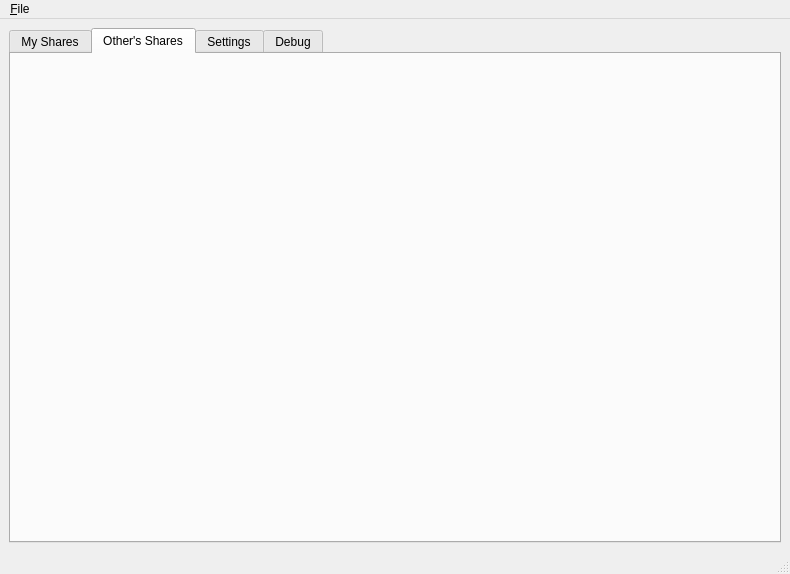
The window that src/qt-gui/MainWindow.ui (MrHacky/uftt) describes before a commit, drawn with Qt 5.
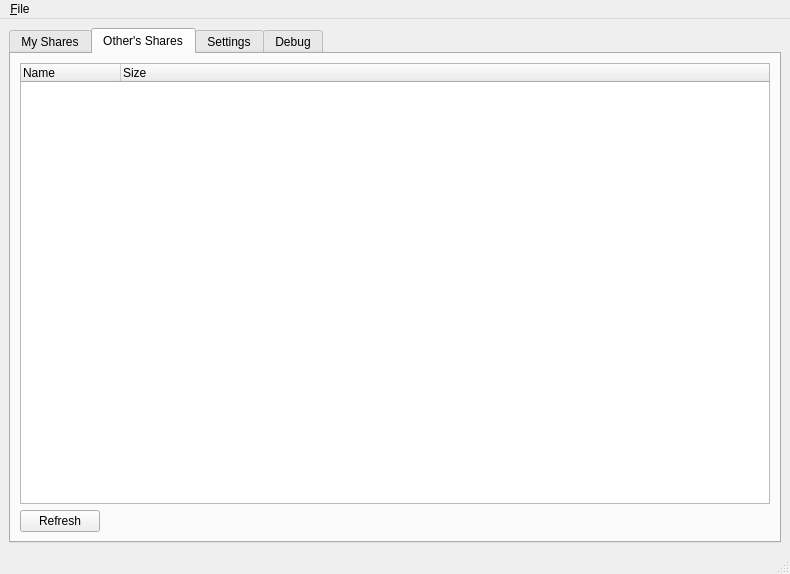
The same window after the commit. The open tabs and pages were chosen to show the change. Custom widgets are drawn as their Qt base class.

```diff
--- a/src/qt-gui/MainWindow.ui
+++ b/src/qt-gui/MainWindow.ui
@@ -13,7 +13,7 @@
    <string>MainWindow</string>
   </property>
   <widget class="QWidget" name="centralwidget" >
-   <layout class="QHBoxLayout" >
+   <layout class="QVBoxLayout" >
     <property name="margin" >
      <number>9</number>
     </property>
@@ -136,6 +136,58 @@
        <attribute name="title" >
         <string>Other's Shares</string>
        </attribute>
+       <layout class="QVBoxLayout" >
+        <property name="margin" >
+         <number>9</number>
+        </property>
+        <property name="spacing" >
+         <number>6</number>
+        </property>
+        <item>
+         <widget class="QTreeWidget" name="treeWidget_2" >
+          <column>
+           <property name="text" >
+            <string>Name</string>
+           </property>
+          </column>
+          <column>
+           <property name="text" >
+            <string>Size</string>
+           </property>
+          </column>
+         </widget>
+        </item>
+        <item>
+         <layout class="QHBoxLayout" >
+          <property name="margin" >
+           <number>0</number>
+          </property>
+          <property name="spacing" >
+           <number>6</number>
+          </property>
+          <item>
+           <widget class="QPushButton" name="pushButton_2" >
+            <property name="text" >
+             <string>Refresh</string>
+            </property>
+           </widget>
+          </item>
+          <item>
+           <spacer>
+            <property name="orientation" >
+             <enum>Qt::Horizontal</enum>
+            </property>
+            <property name="sizeHint" >
+             <size>
+              <width>40</width>
+              <height>20</height>
+             </size>
+            </property>
+           </spacer>
+          </item>
+         </layout>
+        </item>
+       </layout>
       </widget>
       <widget class="QWidget" name="tabSettings" >
        <attribute name="title" >
```
Left out of the diff: 102 changed lines with no effect on the pictures.
